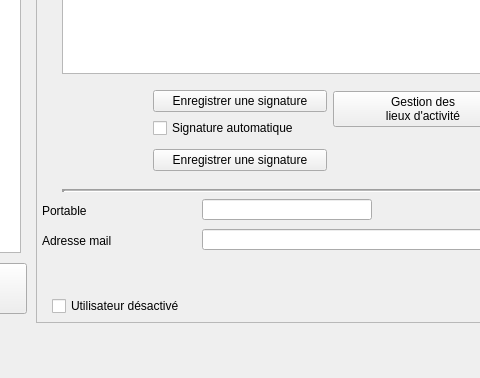
Above: Dialogs/dlg_gestionusers.ui from ukinoki/Rufus before the change; both pictures show x 164 to 644 and y 232 to 610 of the 1220 by 610 pixel window. Below: the same form after it.
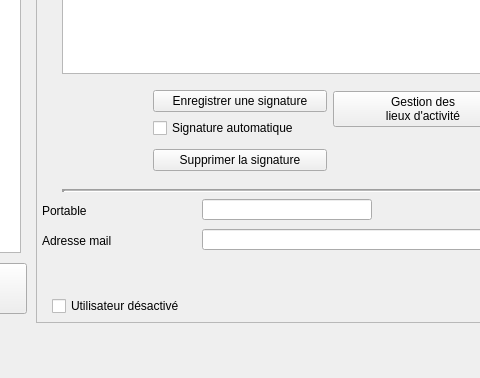
That is the form after the change. Icons and pictures are not drawn. Custom widgets are drawn as their Qt base class.

Patch:
```diff
--- a/Dialogs/dlg_gestionusers.ui
+++ b/Dialogs/dlg_gestionusers.ui
@@ -597,7 +597,7 @@
                <item>
                 <widget class="UpPushButton" name="supprimSignatureupPushButton">
                  <property name="text">
-                  <string>Enregistrer une signature</string>
+                  <string>Supprimer la signature</string>
                  </property>
                 </widget>
                </item>
```
